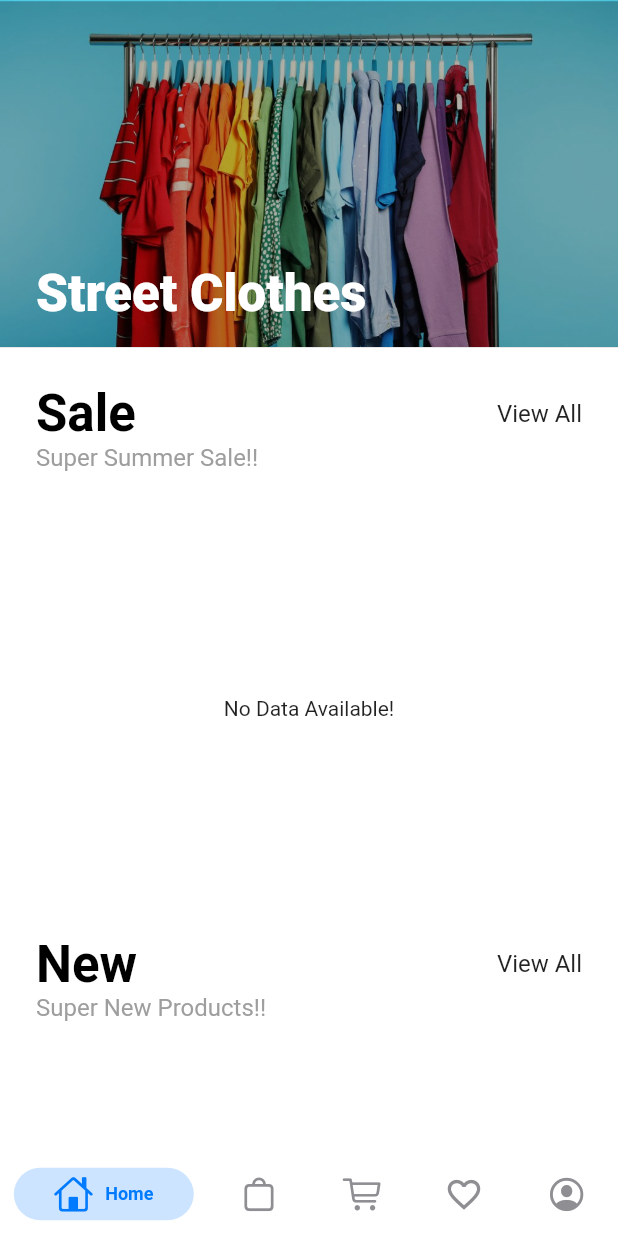
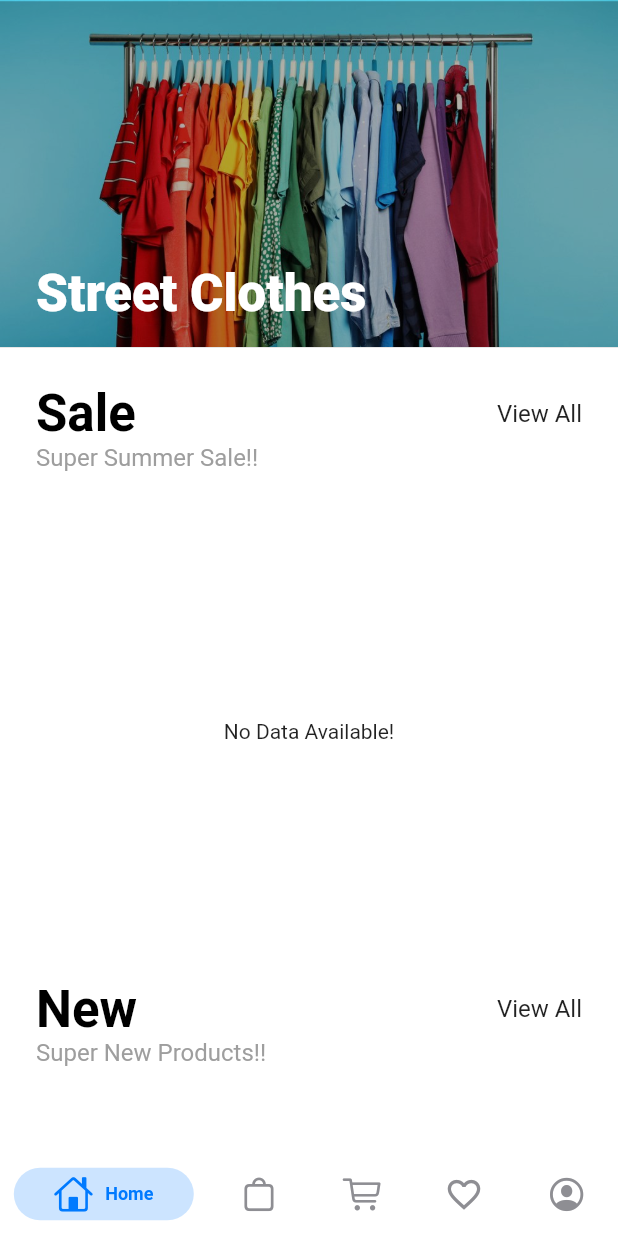
Before and after one commit to tawafmesar/eCommerceFLutter, a Flutter app: the screen it shows once a user with an empty profile is signed in, on a phone screen of 412 x 824 dp. Run offline on Flutter 3.47's test engine with Material 2 defaults, Android fonts, the phone set to English and light mode, and no system bars; drawn by our look-alikes of persistent_bottom_nav_bar_v2; our stand-ins replace cloud_firestore, firebase_auth, firebase_core, flutter_rating_bar, flutter_svg, get; accounts and stored records are empty.

Commit message:
[FIX] some issues related to the home page

```diff
--- a/lib/views/pages/home_page.dart
+++ b/lib/views/pages/home_page.dart
@@ -104,7 +104,7 @@ class HomePage extends StatelessWidget {
                   height: 8.0,
                 ),
                 SizedBox(
-                  height: 300,
+                  height: 330,
                   child: StreamBuilder<List<Product>>(
                       stream: database.salesProductsStream(),
                       builder: (context, snapshot) {
@@ -122,7 +122,7 @@ class HomePage extends StatelessWidget {
                             itemBuilder: (_, int index) => Padding(
                               padding: const EdgeInsets.all(8.0),
                               child: ListItemHome(product: products[index]                            ,    isNew: true,
-),
+                  ),
                             ),
                           );
                         }
@@ -140,7 +140,7 @@ class HomePage extends StatelessWidget {
                   height: 8.0,
                 ),
                 SizedBox(
-                  height: 300,
+                  height: 330,
                   child: StreamBuilder<List<Product>>(
                       stream: database.newProductsStream(),
                       builder: (context, snapshot) {
```
Also changed, not shown: lib/views/widgets/list_item_home.dart (+9 -14 lines).
